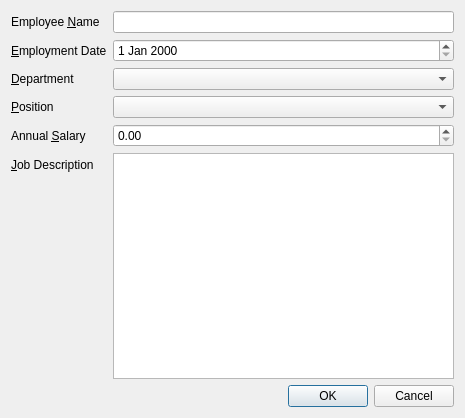
Above: qtc_dialog/dialog.ui from korhanmd/pyqt-practice before the change. Below: the same form after it.
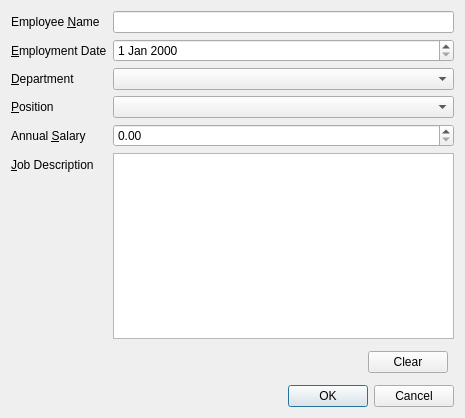
That is the form after the change.

Commit message: Add clear button to the window

What changed in the file:
```diff
--- a/qtc_dialog/dialog.ui
+++ b/qtc_dialog/dialog.ui
@@ -96,6 +96,42 @@
      </item>
     </layout>
    </item>
+   <item>
+    <layout class="QHBoxLayout" name="horizontalLayout">
+     <property name="leftMargin">
+      <number>6</number>
+     </property>
+     <property name="topMargin">
+      <number>6</number>
+     </property>
+     <property name="rightMargin">
+      <number>6</number>
+     </property>
+     <property name="bottomMargin">
+      <number>6</number>
+     </property>
+     <item>
+      <spacer name="horizontalSpacer">
+       <property name="orientation">
+        <enum>Qt::Horizontal</enum>
+       </property>
+       <property name="sizeHint" stdset="0">
+        <size>
+         <width>40</width>
+         <height>20</height>
+        </size>
+       </property>
+      </spacer>
+     </item>
+     <item>
+      <widget class="QPushButton" name="pushButton">
+       <property name="text">
+        <string>Clear</string>
+       </property>
+      </widget>
+     </item>
+    </layout>
+   </item>
    <item>
     <widget class="QDialogButtonBox" name="buttonBox">
      <property name="orientation">
```
